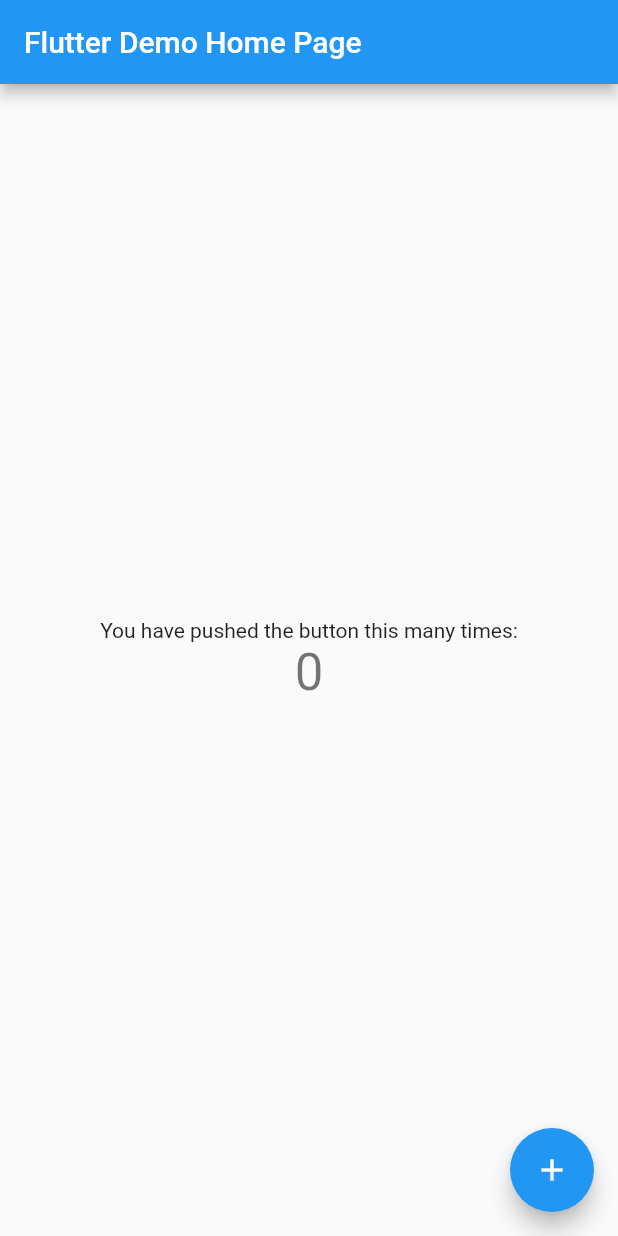
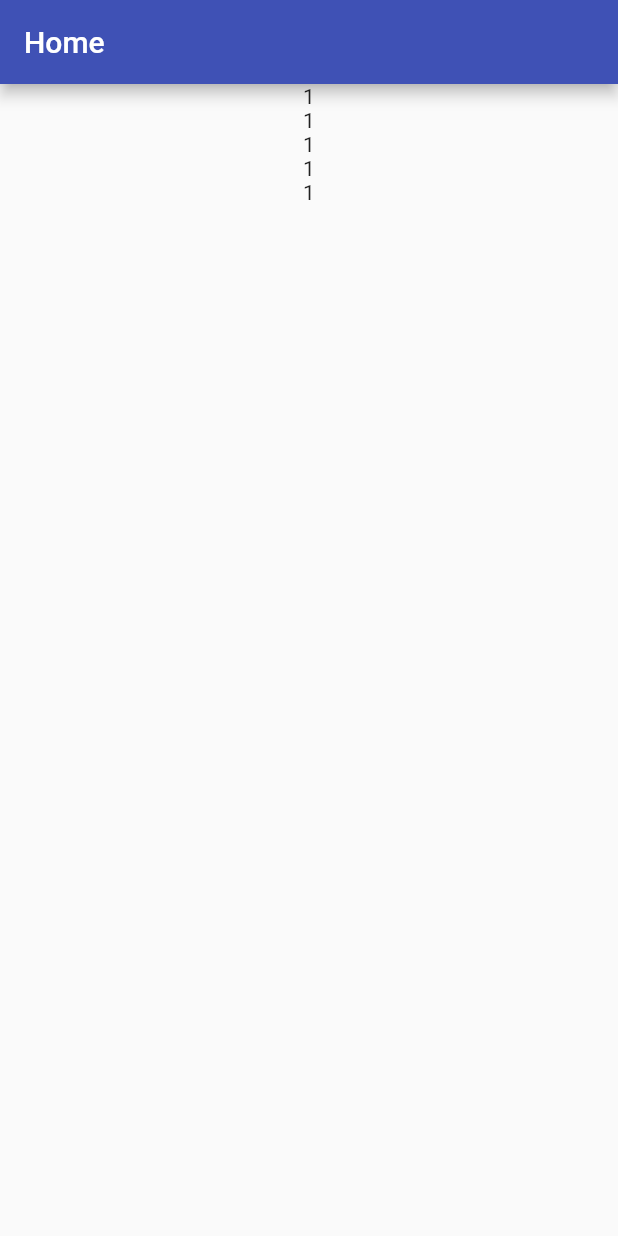
Before and after one commit to chrischen8030/simple-mvvm, a Flutter app: the screen it shows after launch, on a phone screen of 412 x 824 dp. Run offline on Flutter 3.47's test engine with Material 2 defaults, Android fonts, the light colour scheme and no system bars; our stand-ins replace firebase_auth, firebase_core; missing offline and left inert: firebase; accounts and stored records are empty.

Commit message:
create firebase.auth.util.dart

```diff
--- a/project/lib/main.dart
+++ b/project/lib/main.dart
@@ -1,6 +1,30 @@
+import 'package:firebase/firestore.dart';
+import 'package:firebase_core/firebase_core.dart';
 import 'package:flutter/material.dart';
+import 'package:firebase/firebase.dart';
+import 'package:project/page/home/home.page.dart';
+import 'package:firebase_auth/firebase_auth.dart' as fau;
 
-void main() {
+Future<void> main() async {
+  await Firebase.initializeApp();
+  fau.FirebaseAuth.instance.authStateChanges().listen((fau.User? user) {
+    if (user == null) {
+      print('User is currently signed out!');
+    } else {
+      print('User is signed in!');
+    }
+  });
+  Firestore store = firestore();
+  CollectionReference ref = store.collection('test');
+
+  ref.onSnapshot.listen((querySnapshot) {
+    querySnapshot.docChanges().forEach((change) {
+      if (change.type == "added") {
+        print(change.doc.id);
+        // Do something with change.doc
+      }
+    });
+  });
   runApp(MyApp());
 }
 
@@ -11,103 +35,9 @@
     return MaterialApp(
       title: 'Flutter Demo',
       theme: ThemeData(
-        // This is the theme of your application.
-        //
-        // Try running your application with "flutter run". You'll see the
-        // application has a blue toolbar. Then, without quitting the app, try
-        // changing the primarySwatch below to Colors.green and then invoke
-        // "hot reload" (press "r" in the console where you ran "flutter run",
-        // or simply save your changes to "hot reload" in a Flutter IDE).
-        // Notice that the counter didn't reset back to zero; the application
-        // is not restarted.
         primarySwatch: Colors.blue,
       ),
-      home: MyHomePage(title: 'Flutter Demo Home Page'),
+      home: HomePage(),
     );
   }
 }
-
-class MyHomePage extends StatefulWidget {
-  MyHomePage({Key? key, required this.title}) : super(key: key);
-
-  // This widget is the home page of your application. It is stateful, meaning
-  // that it has a State object (defined below) that contains fields that affect
-  // how it looks.
-
-  // This class is the configuration for the state. It holds the values (in this
-  // case the title) provided by the parent (in this case the App widget) and
-  // used by the build method of the State. Fields in a Widget subclass are
-  // always marked "final".
-
-  final String title;
-
-  @override
-  _MyHomePageState createState() => _MyHomePageState();
-}
-
-class _MyHomePageState extends State<MyHomePage> {
-  int _counter = 0;
-
-  void _incrementCounter() {
-    setState(() {
-      // This call to setState tells the Flutter framework that something has
-      // changed in this State, which causes it to rerun the build method below
-      // so that the display can reflect the updated values. If we changed
-      // _counter without calling setState(), then the build method would not be
-      // called again, and so nothing would appear to happen.
-      _counter++;
-    });
-  }
-
-  @override
-  Widget build(BuildContext context) {
-    // This method is rerun every time setState is called, for instance as done
-    // by the _incrementCounter method above.
-    //
-    // The Flutter framework has been optimized to make rerunning build methods
-    // fast, so that you can just rebuild anything that needs updating rather
-    // than having to individually change instances of widgets.
-    return Scaffold(
-      appBar: AppBar(
-        // Here we take the value from the MyHomePage object that was created by
-        // the App.build method, and use it to set our appbar title.
-        title: Text(widget.title),
-      ),
-      body: Center(
-        // Center is a layout widget. It takes a single child and positions it
-        // in the middle of the parent.
-        child: Column(
-          // Column is also a layout widget. It takes a list of children and
-          // arranges them vertically. By default, it sizes itself to fit its
-          // children horizontally, and tries to be as tall as its parent.
-          //
-          // Invoke "debug painting" (press "p" in the console, choose the
-          // "Toggle Debug Paint" action from the Flutter Inspector in Android
-          // Studio, or the "Toggle Debug Paint" command in Visual Studio Code)
-          // to see the wireframe for each widget.
-          //
-          // Column has various properties to control how it sizes itself and
-          // how it positions its children. Here we use mainAxisAlignment to
-          // center the children vertically; the main axis here is the vertical
-          // axis because Columns are vertical (the cross axis would be
-          // horizontal).
-          mainAxisAlignment: MainAxisAlignment.center,
-          children: <Widget>[
-            Text(
-              'You have pushed the button this many times:',
-            ),
-            Text(
-              '$_counter',
-              style: Theme.of(context).textTheme.headline4,
-            ),
-          ],
-        ),
-      ),
-      floatingActionButton: FloatingActionButton(
-        onPressed: _incrementCounter,
-        tooltip: 'Increment',
-        child: Icon(Icons.add),
-      ), // This trailing comma makes auto-formatting nicer for build methods.
-    );
-  }
-}
--- /dev/null
+++ b/project/lib/page/home/home.page.dart
@@ -0,0 +1,34 @@
+import 'package:flutter/material.dart';
+
+class HomePage extends StatelessWidget {
+  @override
+  Widget build(BuildContext context) {
+    return Scaffold(
+      appBar: AppBar(
+        title: Text('Home'),
+        backgroundColor: Colors.indigo,
+      ),
+      body: Center(
+        child: Column(
+          children: [
+            Container(
+              child: Text('1'),
+            ),
+            Container(
+              child: Text('1'),
+            ),
+            Container(
+              child: Text('1'),
+            ),
+            Container(
+              child: Text('1'),
+            ),
+            Container(
+              child: Text('1'),
+            )
+          ],
+        ),
+      ),
+    );
+  }
+}
--- a/project/pubspec.yaml
+++ b/project/pubspec.yaml
@@ -28,6 +28,10 @@
   # The following adds the Cupertino Icons font to your application.
   # Use with the CupertinoIcons class for iOS style icons.
   cupertino_icons: ^1.0.2
+  provider: ^6.0.0
+  firebase: ^9.0.1
+  firebase_core: ^1.6.0
+  firebase_auth: ^3.1.0
 
 dev_dependencies:
   flutter_test:
```
Also changed, not shown: project/lib/core/util/firebase.auth.util.dart (added, +65 -0 lines), 6 other files.
